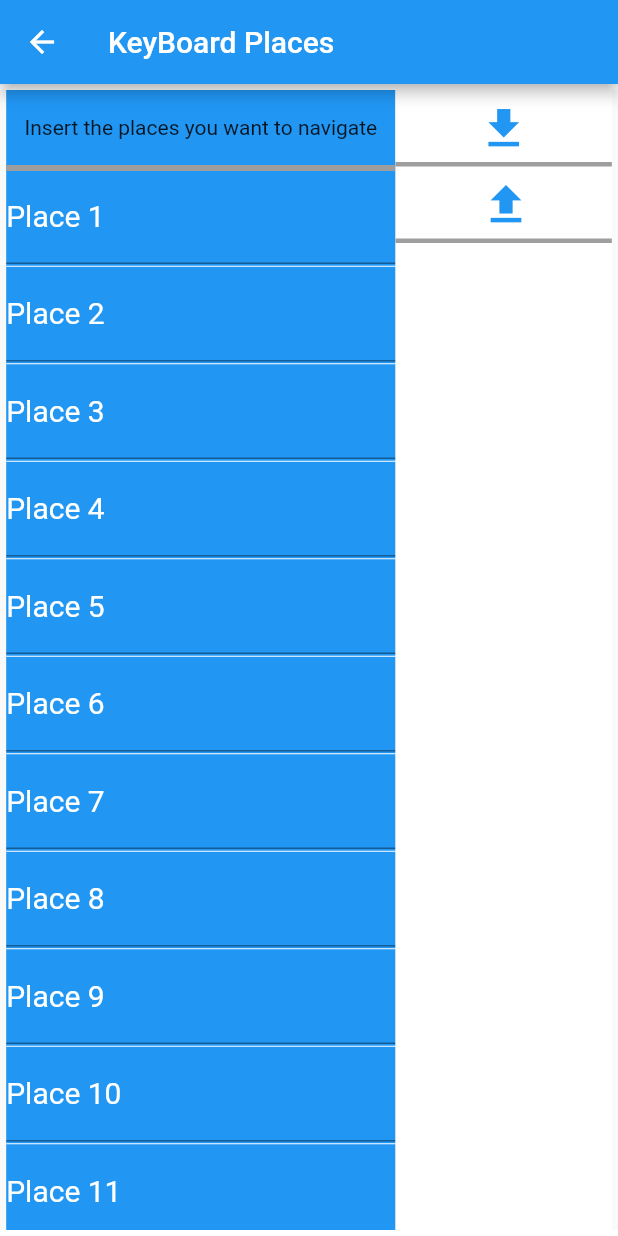
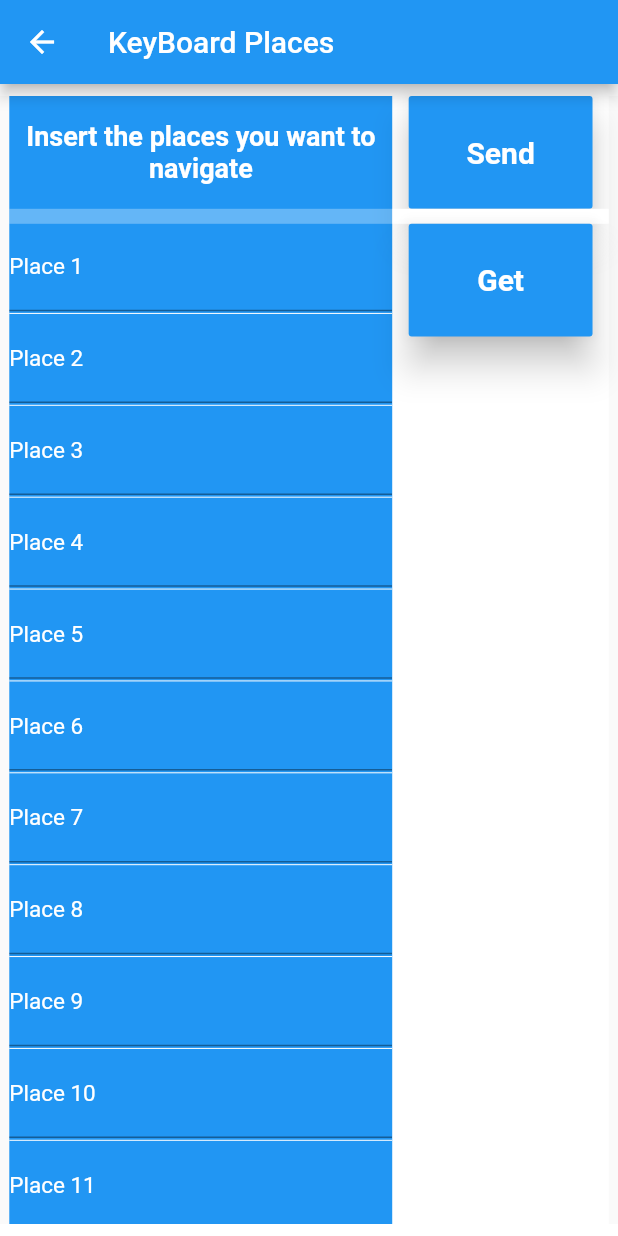
Before and after one commit to LiquidGalaxyLAB/Arduino-Controller, a Flutter app: the KeyBoardPage screen opened directly, on a phone screen of 412 x 824 dp. Run offline on Flutter 3.47's test engine with Material 2 defaults, Android fonts, the phone set to English and light mode, and no system bars; missing offline and left inert: dart:ffi, foldable_sidebar, swipedetector.

Commit message:
KeyBoard Page layout improvement

```diff
--- a/arduino_lg_controller/lib/KeyBoard.dart
+++ b/arduino_lg_controller/lib/KeyBoard.dart
@@ -1,4 +1,5 @@
 import 'dart:ffi';
+import 'dart:ui';
 
 import 'package:flutter/cupertino.dart';
 import 'package:flutter/material.dart';
@@ -16,7 +17,7 @@ class KeyBoardPage extends StatelessWidget {
         height: size.height,
         child: Column(
           children: <Widget>[
-            Container(height: 4,color: Colors.white,),
+            Container(height: 8,color: Colors.white,),
             Expanded(
               child: Container(
                 child: LayoutBuilder(
@@ -26,24 +27,29 @@ class KeyBoardPage extends StatelessWidget {
                       crossAxisAlignment: CrossAxisAlignment.center,
                       children: <Widget>[
                         Container(
-                          width: 0.02,
+                          width: 0.03,
                           height: constraints.maxHeight ,
                           color: Colors.white,
                         ),
                         Container(
-                          width: constraints.maxWidth*.63,
+                          width: constraints.maxWidth*.62,
                           height: constraints.maxHeight,
                           color: Colors.blue,
                           child: ListView(
                             children: <Widget>[
                               Container(
-                                height: 50,
-                                child: Center(child: Text("Insert the places you want to navigate")),
+                                height: constraints.maxHeight* .1,
+                                child: Center(
+                                    child: Text("Insert the places you want to navigate",textAlign: TextAlign.center,
+                                    style: TextStyle(
+                                      color: Colors.white,fontSize: 18,fontWeight: FontWeight.w700,
+                                    ),
+                                    )),
                               ),
                               Container(
-                                color: Colors.grey,
+                                color: Colors.white30,
                                 width: size.width,
-                                height: 4,
+                                height: 10,
                               ),
                               //Divider(
                                 //height: 3,
@@ -56,7 +62,7 @@ class KeyBoardPage extends StatelessWidget {
                                   labelStyle: TextStyle(
                                     color: Colors.white,
                                     fontWeight: FontWeight.w400,
-                                    fontSize: 20,
+                                    fontSize: 15,
                                   ),
                                 ),
 
@@ -72,7 +78,7 @@ class KeyBoardPage extends StatelessWidget {
                                   labelStyle: TextStyle(
                                     color: Colors.white,
                                     fontWeight: FontWeight.w400,
-                                    fontSize: 20,
+                                    fontSize: 15,
                                   ),
                                 ),
 
@@ -88,7 +94,7 @@ class KeyBoardPage extends StatelessWidget {
                                   labelStyle: TextStyle(
                                     color: Colors.white,
                                     fontWeight: FontWeight.w400,
-                                    fontSize: 20,
+                                    fontSize: 15,
                                   ),
                                 ),
 
@@ -104,7 +110,7 @@ class KeyBoardPage extends StatelessWidget {
                                   labelStyle: TextStyle(
                                     color: Colors.white,
                                     fontWeight: FontWeight.w400,
-                                    fontSize: 20,
+                                    fontSize: 15,
                                   ),
                                 ),
 
@@ -120,7 +126,7 @@ class KeyBoardPage extends StatelessWidget {
                                   labelStyle: TextStyle(
                                     color: Colors.white,
                                     fontWeight: FontWeight.w400,
-                                    fontSize: 20,
+                                    fontSize: 15,
                                   ),
                                 ),
 
@@ -136,7 +142,7 @@ class KeyBoardPage extends StatelessWidget {
                                   labelStyle: TextStyle(
                                     color: Colors.white,
                                     fontWeight: FontWeight.w400,
-                                    fontSize: 20,
+                                    fontSize: 15,
                                   ),
                                 ),
 
@@ -152,7 +158,7 @@ class KeyBoardPage extends StatelessWidget {
                                   labelStyle: TextStyle(
                                     color: Colors.white,
                                     fontWeight: FontWeight.w400,
-                                    fontSize: 20,
+                                    fontSize: 15,
                                   ),
                                 ),
 
@@ -168,7 +174,7 @@ class KeyBoardPage extends StatelessWidget {
                                   labelStyle: TextStyle(
                                     color: Colors.white,
                                     fontWeight: FontWeight.w400,
-                                    fontSize: 20,
+                                    fontSize: 15,
                                   ),
                                 ),
 
@@ -184,7 +190,7 @@ class KeyBoardPage extends StatelessWidget {
                                   labelStyle: TextStyle(
                                     color: Colors.white,
                                     fontWeight: FontWeight.w400,
-                                    fontSize: 20,
+                                    fontSize: 15,
                                   ),
                                 ),
 
@@ -200,7 +206,7 @@ class KeyBoardPage extends StatelessWidget {
                                   labelStyle: TextStyle(
                                     color: Colors.white,
                                     fontWeight: FontWeight.w400,
-                                    fontSize: 20,
+                                    fontSize: 15,
                                   ),
                                 ),
 
@@ -216,7 +222,7 @@ class KeyBoardPage extends StatelessWidget {
                                   labelStyle: TextStyle(
                                     color: Colors.white,
                                     fontWeight: FontWeight.w400,
-                                    fontSize: 20,
+                                    fontSize: 15,
                                   ),
                                 ),
 
@@ -232,7 +238,7 @@ class KeyBoardPage extends StatelessWidget {
                                   labelStyle: TextStyle(
                                     color: Colors.white,
                                     fontWeight: FontWeight.w400,
-                                    fontSize: 20,
+                                    fontSize: 15,
                                   ),
                                 ),
 
@@ -248,7 +254,7 @@ class KeyBoardPage extends StatelessWidget {
                                   labelStyle: TextStyle(
                                     color: Colors.white,
                                     fontWeight: FontWeight.w400,
-                                    fontSize: 20,
+                                    fontSize: 15,
                                   ),
                                 ),
 
@@ -264,7 +270,7 @@ class KeyBoardPage extends StatelessWidget {
                                   labelStyle: TextStyle(
                                     color: Colors.white,
                                     fontWeight: FontWeight.w400,
-                                    fontSize: 20,
+                                    fontSize: 15,
                                   ),
                                 ),
 
@@ -280,7 +286,7 @@ class KeyBoardPage extends StatelessWidget {
                                   labelStyle: TextStyle(
                                     color: Colors.white,
                                     fontWeight: FontWeight.w400,
-                                    fontSize: 20,
+                                    fontSize: 15,
                                   ),
                                 ),
 
@@ -296,7 +302,7 @@ class KeyBoardPage extends StatelessWidget {
                                   labelStyle: TextStyle(
                                     color: Colors.white,
                                     fontWeight: FontWeight.w400,
-                                    fontSize: 20,
+                                    fontSize: 15,
                                   ),
                                 ),
 
@@ -317,22 +323,48 @@ class KeyBoardPage extends StatelessWidget {
                               return Column(
                                 children: <Widget>[
                                   Container(
+                                    child: Column(
+                                      children: <Widget>[
+                                        Container(
+                                          child: SizedBox(
+                                            child: RaisedButton(
+                                              onPressed: (){
+
+                                              },
+                                              child: Text("Send", style: TextStyle(
+                                                    color: Colors.white,fontSize: 20,fontWeight: FontWeight.w700),
+                                              ),
+                                              color: Colors.blue,
+                                              elevation: 10,
+                                            ),
+                                          ),
+                                          width: constraints.maxWidth*.85,
+                                          height: constraints.maxHeight* .1,
+                                        ),
+
+                                        Container(
                                           color: Colors.white,
                                           width: size.width,
-                                    child: IconButton(icon: Icon(Icons.file_download,color: Colors.blue,size: 35,), onPressed: (){}),
+                                          height: 10,
                                         ),
                                         Container(
-                                    color: Colors.grey,
-                                    width: size.width,
-                                    height: 3,
+                                          child: SizedBox(
+                                            child: RaisedButton(
+                                              onPressed: (){
+
+                                              },
+                                              child: Text("Get", style: TextStyle(
+                                                  color: Colors.white,fontSize: 20,fontWeight: FontWeight.w700),
                                               ),
-                                  Container(
-                                    child: IconButton(icon: Icon(Icons.file_upload,color: Colors.blue,size: 35,), onPressed: (){}),
+                                              color: Colors.blue,
+                                              elevation: 10,
                                             ),
-                                  Container(
-                                    color: Colors.grey,
-                                    width: size.width,
-                                    height: 3,
+                                          ),
+                                          width: constraints.maxWidth*.85,
+                                          height: constraints.maxHeight* .1,
+                                        )
+                                      ],
+                                    ),
                                   )
                                 ],
                               );
@@ -346,7 +378,7 @@ class KeyBoardPage extends StatelessWidget {
                 ),
               ),
             ),
-            Container(height: 4,color: Colors.white,)
+            Container(height: 8,color: Colors.white,)
           ],
         ),
         ),
```
Lines whose indentation alone changed are shown as unchanged.
